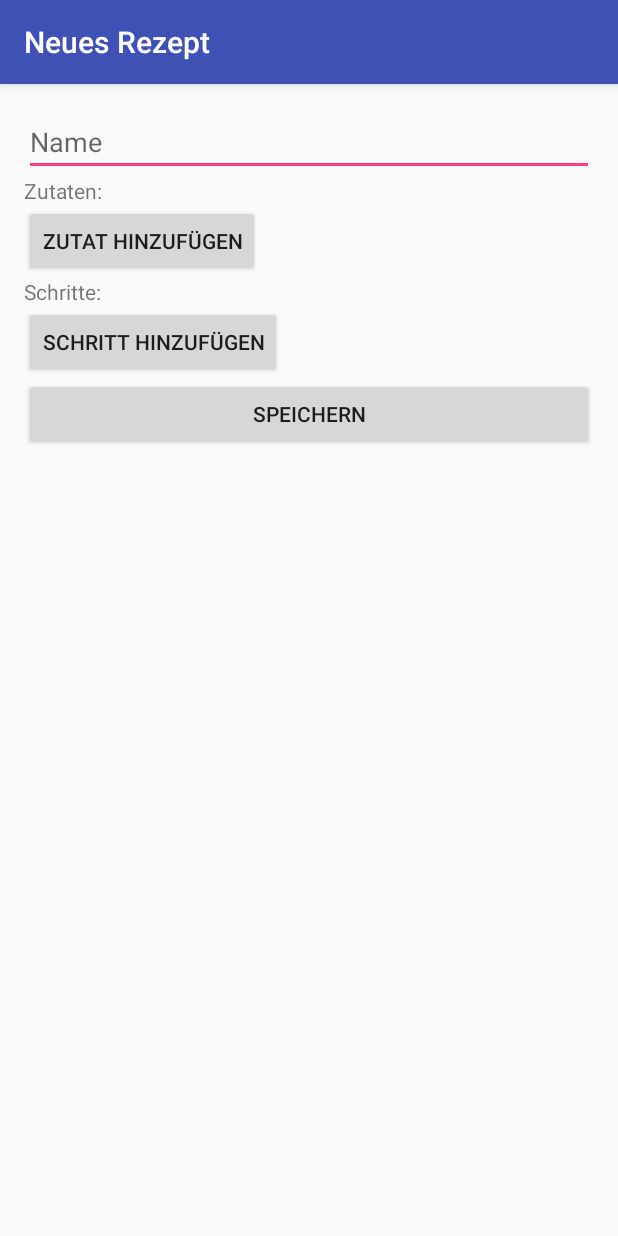
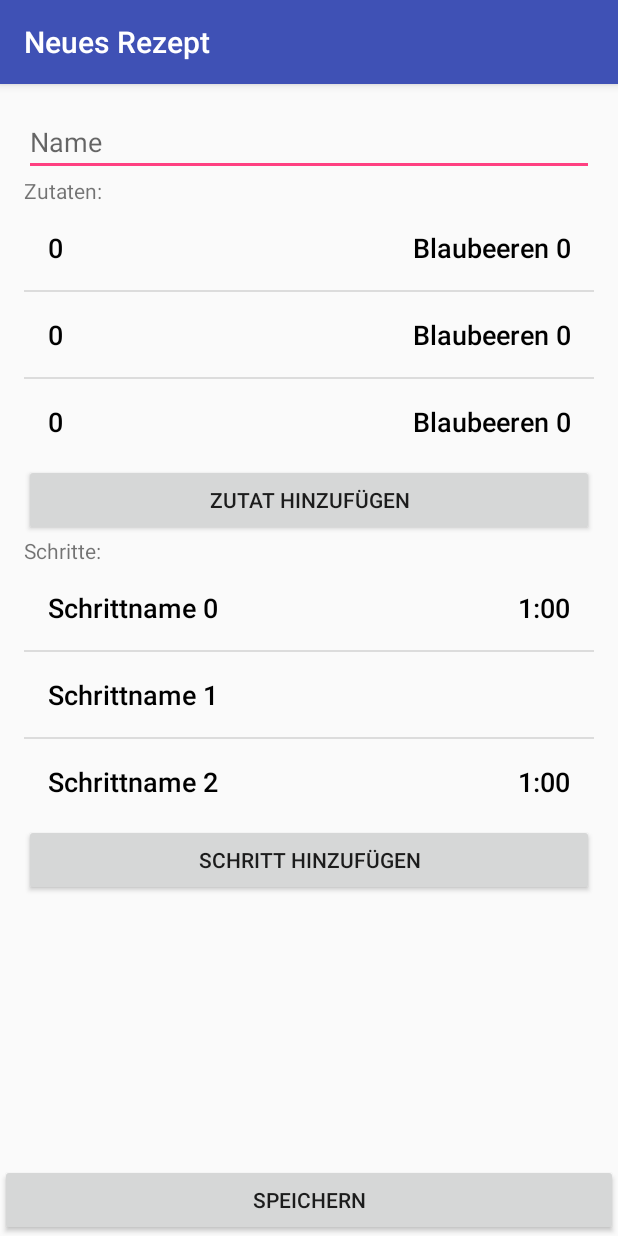
Before and after one commit to EliasHolzmann/Smart-Household, an Android app: the NewReceipt screen opened directly, with no data from a screen before it, on a phone screen of 412 x 824 dp. Run offline under Robolectric (Android 15) with nearby library versions, the phone set to English and light mode, and no system bars.

Commit message:
Edited layout for NewReceipt activity, added database method for resetting db (debugging purposes)

```diff
--- a/Src/SmartHousehold/app/src/main/java/com/example/sven/myapplication/kochbuch/MealActivity.java
+++ b/Src/SmartHousehold/app/src/main/java/com/example/sven/myapplication/kochbuch/MealActivity.java
@@ -4,6 +4,8 @@ import android.content.Intent;
 import android.support.v7.app.AppCompatActivity;
 import android.os.Bundle;
 import android.view.View;
+import android.view.ViewGroup;
+import android.widget.ListAdapter;
 import android.widget.ListView;
 import android.widget.Toast;
 
--- a/Src/SmartHousehold/app/src/main/java/com/example/sven/myapplication/kochbuch/NewReceipt.java
+++ b/Src/SmartHousehold/app/src/main/java/com/example/sven/myapplication/kochbuch/NewReceipt.java
@@ -5,10 +5,14 @@ import android.support.v7.app.AppCompatActivity;
 import android.os.Bundle;
 import android.util.Log;
 import android.view.View;
+import android.view.ViewGroup;
 import android.widget.LinearLayout;
+import android.widget.ListAdapter;
+import android.widget.ListView;
 import android.widget.TextView;
 
 import com.example.sven.myapplication.R;
+import com.example.sven.myapplication.kochbuch.model.Database;
 import com.example.sven.myapplication.kochbuch.model.Ingredient;
 import com.example.sven.myapplication.kochbuch.model.LocalMeal;
 import com.example.sven.myapplication.kochbuch.model.Step;
@@ -17,6 +21,8 @@ import java.util.ArrayList;
 import java.util.List;
 
 public class NewReceipt extends AppCompatActivity {
+    private Step[] stepArray;
+    private Ingredient[] ingredientArray;
 
     @Override
     protected void onCreate(Bundle savedInstanceState) {
@@ -26,58 +32,35 @@ public class NewReceipt extends AppCompatActivity {
 
         final List<Ingredient> ingredientList = new ArrayList<Ingredient>();
 
-        LinearLayout listIngredients = (LinearLayout) findViewById(R.id.listIngredients);
+        stepArray = Database.getInstance().getMeal(0).getSteps();
+        ingredientArray = Database.getInstance().getMeal(0).getIngredients();
 
-        for (int i = 0; i < ingredientList.size(); i++) {
-            final int finalI = i;
-            Ingredient ingredient = ingredientList.get(i);
-            View element = getLayoutInflater().inflate(R.layout.ingredient_list_item, null);
-            ((TextView) element.findViewById(R.id.ingredientListAmount)).setText(ingredient.amount);
-            ((TextView) element.findViewById(R.id.ingredientListName)).setText(ingredient.name);
+        ((ListView) findViewById(R.id.listIngredients)).setAdapter(new IngredientAdapter(getApplicationContext(), ingredientArray));
+        ((ListView) findViewById(R.id.listSteps)).setAdapter(new StepAdapter(getApplicationContext(), stepArray));
 
-            element.setOnClickListener(new View.OnClickListener() {
-                @Override
-                public void onClick(View v) {
-                    Log.d("SvensApplication", "Clicked on ingredient item " + finalI);
-                }
-            });
-            listIngredients.addView(element);
-        }
+        ListUtils.resizeListViewToMatchFullHeight(((ListView) findViewById(R.id.listSteps)));
+        ListUtils.resizeListViewToMatchFullHeight(((ListView) findViewById(R.id.listIngredients)));
 
         final List<Step> stepList = new ArrayList<Step>();
+    }
 
-        LinearLayout listSteps = (LinearLayout) findViewById(R.id.listSteps);
-
-        for (int i = 0; i < stepList.size(); i++) {
-            final int finalI = i;
-            Step step = stepList.get(i);
-            View element = getLayoutInflater().inflate(R.layout.step_list_item, null);
-            String minutes = step.lengthSeconds / 60 + "";
-            String seconds = step.lengthSeconds % 60 + "";
-            if (seconds.length() == 1) {
-                seconds = "0" + seconds;
+    public static class ListUtils {
+        public static void resizeListViewToMatchFullHeight(ListView listView) {
+            ListAdapter listAdapter = listView.getAdapter();
+            if (listAdapter == null) {
+                return;
             }
-            ((TextView) element.findViewById(R.id.stepListLength)).setText(step.lengthSeconds == -1 ? "" : (minutes + ":" + seconds));
-            ((TextView) element.findViewById(R.id.stepListName)).setText(step.title);
-
-            element.setOnClickListener(new View.OnClickListener() {
-                @Override
-                public void onClick(View v) {
-                    Log.d("SvensApplication", "Clicked on step item " + finalI);
-                    startActivity(new Intent(getApplicationContext(), NewStep.class));
-                }
-            });
-            listSteps.addView(element);
+            int height = 0;
+            int desiredWidth = View.MeasureSpec.makeMeasureSpec(listView.getWidth(), View.MeasureSpec.UNSPECIFIED);
+            for (int i = 0; i < listAdapter.getCount(); i++) {
+                View listItem = listAdapter.getView(i, null, listView);
+                listItem.measure(desiredWidth, View.MeasureSpec.UNSPECIFIED);
+                height += listItem.getMeasuredHeight();
+            }
+            ViewGroup.LayoutParams params = listView.getLayoutParams();
+            params.height = height + (listView.getDividerHeight() * (listAdapter.getCount() - 1));
+            listView.setLayoutParams(params);
+            listView.requestLayout();
         }
-
-        findViewById(R.id.NewReceiptSave).setOnClickListener(new View.OnClickListener() {
-            @Override
-            public void onClick(View v) {
-                Intent intent = new Intent();
-                intent.putExtra(Kochbuch.EXTRA_MEAL, new LocalMeal((((TextView) findViewById(R.id.newReceiptName)).getText().toString()), stepList, ingredientList));
-                setResult(RESULT_OK, intent);
-                finish();
-            }
-        });
     }
 }
--- a/Src/SmartHousehold/app/src/main/res/layout/activity_new_receipt.xml
+++ b/Src/SmartHousehold/app/src/main/res/layout/activity_new_receipt.xml
@@ -1,10 +1,15 @@
 <?xml version="1.0" encoding="utf-8"?>
 
-<ScrollView xmlns:android="http://schemas.android.com/apk/res/android"
+<RelativeLayout xmlns:android="http://schemas.android.com/apk/res/android"
     android:layout_width="match_parent"
     android:layout_height="match_parent">
 
-    <LinearLayout  xmlns:android="http://schemas.android.com/apk/res/android"
+<ScrollView
+    xmlns:android="http://schemas.android.com/apk/res/android"
+    android:layout_width="match_parent"
+    android:layout_height="match_parent"
+    android:layout_above="@+id/newReceiptSave">
+    <LinearLayout
         android:orientation="vertical"
         android:layout_width="match_parent"
         android:layout_height="match_parent"
@@ -27,14 +32,14 @@
             android:layout_height="wrap_content"
             android:text="Zutaten:" />
 
-        <LinearLayout
+        <ListView
             android:orientation="vertical"
             android:layout_width="match_parent"
             android:layout_height="wrap_content"
-            android:id="@+id/listIngredients"></LinearLayout>
+            android:id="@+id/listIngredients"></ListView>
 
         <Button
-            android:layout_width="wrap_content"
+            android:layout_width="match_parent"
             android:layout_height="wrap_content"
             android:text="Zutat hinzufügen"
             android:id="@+id/newIngredientButton" />
@@ -44,23 +49,28 @@
             android:layout_height="wrap_content"
             android:text="Schritte:" />
 
-        <LinearLayout
+        <ListView
             android:orientation="vertical"
             android:layout_width="match_parent"
-            android:layout_height="wrap_content"
+            android:layout_height="120dp"
             android:id="@+id/listSteps" />
 
         <Button
-            android:layout_width="wrap_content"
+            android:layout_width="match_parent"
             android:layout_height="wrap_content"
             android:text="Schritt hinzufügen"
             android:id="@+id/newStepButton" />
 
-        <Button
-            android:layout_width="match_parent"
-            android:layout_height="wrap_content"
-            android:text="Speichern"
-            android:id="@+id/NewReceiptSave" />
-
     </LinearLayout>
 </ScrollView>
+
+    <Button
+        android:layout_width="match_parent"
+        android:layout_height="wrap_content"
+        android:text="Speichern"
+        android:id="@+id/newReceiptSave"
+        android:layout_alignParentBottom="true"
+        android:layout_alignParentLeft="true"
+        android:layout_alignParentStart="true" />
+
+</RelativeLayout>
--- a/Src/SmartHousehold/app/src/main/res/layout/step_list_item.xml
+++ b/Src/SmartHousehold/app/src/main/res/layout/step_list_item.xml
@@ -11,7 +11,8 @@
         android:layout_width="wrap_content"
         android:layout_height="wrap_content"
         android:layout_weight="0.5"
-        android:textAppearance="@android:style/TextAppearance.DeviceDefault.Medium" />
+        android:textAppearance="@android:style/TextAppearance.DeviceDefault.Medium"
+        android:textColor="#000000" />
 
     <TextView
         android:id="@+id/stepListLength"
@@ -21,6 +22,7 @@
         android:textAlignment="viewEnd"
         android:layout_gravity="end"
         android:textAppearance="@android:style/TextAppearance.DeviceDefault.Medium"
-        android:layout_alignParentEnd="true" />
+        android:layout_alignParentEnd="true"
+        android:textColor="#000000" />
 
 </RelativeLayout>
```
Also changed, not shown: Src/SmartHousehold/app/src/main/java/com/example/sven/myapplication/kochbuch/Kochbuch.java (+11 -1 lines), Src/SmartHousehold/app/src/main/java/com/example/sven/myapplication/kochbuch/model/Database.java (+36 -1 lines).
